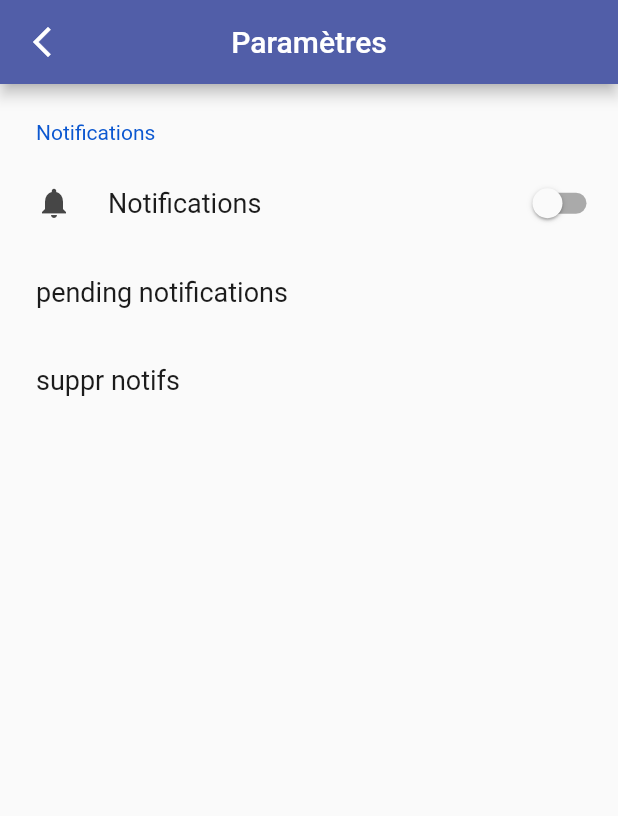
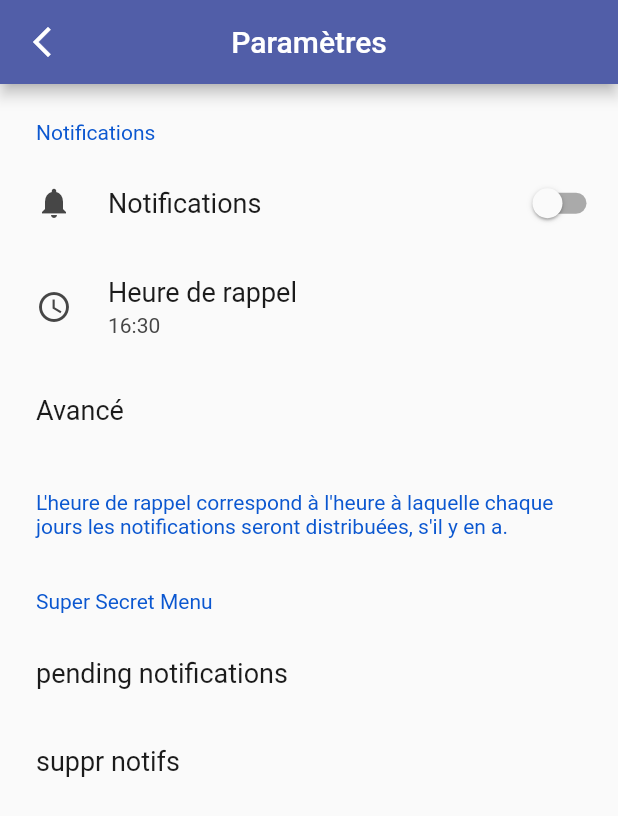
Before and after one commit to alessandrolapizza/tm_college_app, a Flutter app: the screen it shows after launch, after a tap on "Passer", after a tap on "Done", after a tap on the "settings" icon, on a phone screen of 412 x 824 dp. Shown: the top 816 px of the screen. Run offline on Flutter 3.47's test engine with Material 2 defaults, Android fonts, the phone set to English and light mode, and no system bars; drawn by our look-alikes of settings_ui; our stand-ins replace flutter_local_notifications, flutter_native_timezone, introduction_screen, shared_preferences, sqflite, sticky_headers and 1 more; missing offline and left inert: flutter_iconpicker, flutter_material_color_picker, notification_permissions, sortedmap; accounts and stored records are empty.

Commit message:
ajouté des paramètres concernant les notifications

```diff
--- a/lib/models/base_de_donnees.dart
+++ b/lib/models/base_de_donnees.dart
@@ -1,8 +1,10 @@
 import "package:flutter/material.dart";
+import 'package:notification_permissions/notification_permissions.dart';
 import "dart:convert";
 
 import "package:sqflite/sqflite.dart";
 import "package:path/path.dart";
+import 'package:tm_college_app/models/notifications.dart';
 
 import "./matiere.dart";
 import "./devoir.dart";
@@ -92,10 +94,8 @@ class BaseDeDonnees {
           ),
           priority: homeworksMaps[i]["priority"],
           done: homeworksMaps[i]["done"] == 0 ? false : true,
-          notificationsIds: json.decode(
-                    homeworksMaps[i]["notificationsIds"],
-                  ) ==
-                  null
+          notificationsIds:
+              json.decode(homeworksMaps[i]["notificationsIds"]) == null
                   ? null
                   : json
                       .decode(
@@ -139,10 +139,18 @@ class BaseDeDonnees {
     );
   }
 
-  Future<void> deleteHomework(Devoir homework) async {
+  Future<void> deleteHomework({
+    @required Devoir homework,
+    @required Notifications notifications,
+  }) async {
     final db = await database;
 
     final String id = homework.id;
+
+    if (homework.notificationsIds.length != 0) {
+      await notifications
+          .cancelMultipleNotifications(homework.notificationsIds);
+    }
 
     await db.delete(
       "homeworks",
--- a/lib/widgets/app.dart
+++ b/lib/widgets/app.dart
@@ -2,6 +2,7 @@ import "package:flutter/material.dart";
 import "package:flutter_localizations/flutter_localizations.dart";
 import 'package:shared_preferences/shared_preferences.dart';
 import 'package:tm_college_app/models/notifications.dart';
+import 'package:tm_college_app/widgets/advanced_notifications_settings_screen.dart';
 
 import 'package:tm_college_app/widgets/edit_homework_screen.dart';
 import 'package:tm_college_app/widgets/create_subject_screen.dart';
@@ -89,6 +90,8 @@ class App extends StatelessWidget {
               sharedPreferences: sharedPreferences,
               notifications: notifications,
             ),
+        "/advanced_notifications_settings_screen": (_) =>
+            AdvancedNotificationsSettingsScreen(),
       },
       theme: ThemeData(
         primarySwatch: toMaterialColor(defaultColorThemeValue),
--- a/lib/widgets/one_time_introduction_notifications_setting_tile.dart
+++ b/lib/widgets/one_time_introduction_notifications_setting_tile.dart
@@ -48,9 +48,16 @@ class _OneTimeIntroductionNotificationsSettingTileState
       builder: (_, snapshot) {
         return SettingsTile.switchTile(
           title: "Notifications",
-          onToggle: (toggleState) {},
-          switchValue: snapshot.data == Notifications.permGranted &&
-              widget.sharedPreferences.getBool("notificationsActivated"),
+          onToggle: (toggleState) async => await widget.notifications
+              .toggleNotifications(
+                toggleState: toggleState,
+                snapshotData: snapshot.data,
+              )
+              .then((_) => setState(() {})),
+          switchValue: snapshot.hasData &&
+                  (widget.sharedPreferences.getBool("notifs") ?? false)
+              ? snapshot.data == Notifications.permGranted
+              : false,
           leading: Icon(Icons.notifications),
           enabled: snapshot.hasData,
         );
--- a/lib/widgets/one_time_introduction_screen.dart
+++ b/lib/widgets/one_time_introduction_screen.dart
@@ -52,7 +52,7 @@ class OneTimeIntroductionScreen extends StatelessWidget {
             size: 100,
           ),
           body:
-              "Les notifications permettent à l'application de te rappeler tes devoirs aux heures qui te conviennent. Elles sont désactivables et customisables à tout moments dans les paramètres de l'application.",
+              "Les notifications te permettent de te rappeler de tes devoirs aux heures qui te conviennent. Elles sont désactivables et customisables à tout moment dans les paramètres de l'application.",
           useScrollView: false,
           footer: OneTimeIntroductionNotificationsSettingTile(
             sharedPreferences: sharedPreferences,
--- a/lib/widgets/settings_body.dart
+++ b/lib/widgets/settings_body.dart
@@ -33,33 +33,13 @@ class _SettingsBodyState extends State<SettingsBody>
   @override
   void didChangeAppLifecycleState(AppLifecycleState state) {
     if (state == AppLifecycleState.resumed && mounted) {
-      setState(() {
-        permissionStatusFuture =
-            widget.notifications.getCheckNotificationPermStatus();
-      });
+      setState(
+        () {
+          permissionStatusFuture =
+              widget.notifications.getCheckNotificationPermStatus();
+        },
+      );
     }
-  }
-
-  Future<bool> switchValue(String snapshotData) async {
-    if ((widget.sharedPreferences.getString("notificationsActivated") ==
-            "true") &&
-        snapshotData == Notifications.permGranted) {
-      return true;
-    } else if (widget.sharedPreferences.getString("notificationsActivated") ==
-        "true") {
-      await widget.sharedPreferences
-          .setString("notificationsActivated", "false");
-      return false;
-    } else {
-      return false;
-    }
-  }
-
-  Future<List> futureFunction() async {
-    List test = [];
-    test.add(await permissionStatusFuture);
-    test.add(await switchValue(test[0]));
-    return test;
   }
 
   @override
@@ -89,6 +69,37 @@ class _SettingsBodyState extends State<SettingsBody>
                   leading: Icon(Icons.notifications),
                   enabled: snapshot.hasData,
                 ),
+                SettingsTile(
+                  title: "Heure de rappel",
+                  leading: Icon(Icons.access_time),
+                  iosChevron: null,
+                  subtitle: "16:30", // à changer
+                  enabled: snapshot.hasData &&
+                          (widget.sharedPreferences.getBool("notifs") ?? false)
+                      ? snapshot.data == Notifications.permGranted
+                      : false,
+                ),
+                SettingsTile(
+                  title: "Avancé",
+                  enabled: snapshot.hasData &&
+                          (widget.sharedPreferences.getBool("notifs") ?? false)
+                      ? snapshot.data == Notifications.permGranted
+                      : false,
+                  onPressed: (_) {
+                    Navigator.pushNamed(
+                        context, "/advanced_notifications_settings_screen");
+                  },
+                ),
+              ],
+            ),
+            SettingsSection(
+              tiles: [],
+              maxLines: 10,
+              title:
+                  "L'heure de rappel correspond à l'heure à laquelle chaque jours les notifications seront distribuées, s'il y en a.",
+            ),
+            SettingsSection(
+              tiles: [
                 SettingsTile(
                   title: "pending notifications",
                   onPressed: (_) async {
@@ -121,6 +132,7 @@ class _SettingsBodyState extends State<SettingsBody>
                   },
                 )
               ],
+              title: "Super Secret Menu",
             ),
           ],
         );
--- a/lib/widgets/view_homework_screen.dart
+++ b/lib/widgets/view_homework_screen.dart
@@ -123,7 +123,10 @@ class _RouteAwareViewHomeworkScreenState extends State<ViewHomeworkScreen>
                                   style: TextStyle(color: Colors.red),
                                 ),
                                 onPressed: () async {
-                                  await widget.db.deleteHomework(homework);
+                                  await widget.db.deleteHomework(
+                                    homework: homework,
+                                    notifications: widget.notifications,
+                                  );
                                   Navigator.pop(context);
                                   Navigator.pop(context);
                                 },
@@ -167,7 +170,10 @@ class _RouteAwareViewHomeworkScreenState extends State<ViewHomeworkScreen>
                                   style: TextStyle(color: Colors.red),
                                 ),
                                 onPressed: () async {
-                                  await widget.db.deleteHomework(homework);
+                                  await widget.db.deleteHomework(
+                                    homework: homework,
+                                    notifications: widget.notifications,
+                                  );
                                   Navigator.pop(context);
                                   Navigator.pop(context);
                                 },
```
Also changed, not shown: lib/widgets/advanced_notifications_settings_body.dart (added, +61 -0 lines), lib/widgets/advanced_notifications_settings_screen.dart (added, +18 -0 lines). Lines whose indentation alone changed are shown as unchanged.
